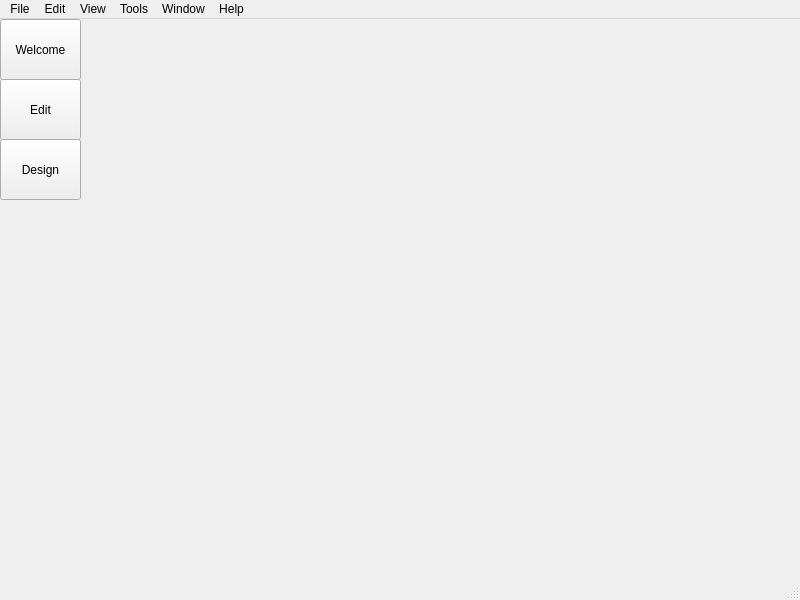
Qt form Chip/ChipTuning/mainwindow.ui (Canytr/ChipTuning) before a commit.
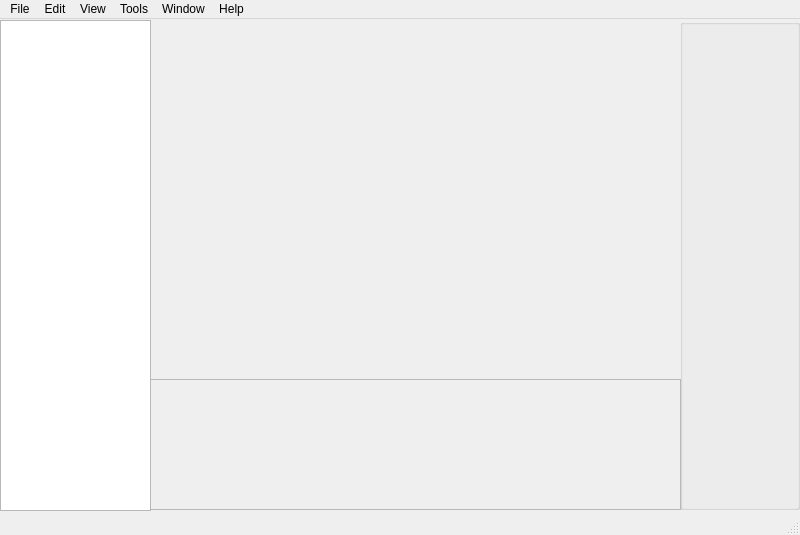
The same form after that commit.

```diff
--- a/Chip/ChipTuning/mainwindow.ui
+++ b/Chip/ChipTuning/mainwindow.ui
@@ -7,7 +7,7 @@
     <x>0</x>
     <y>0</y>
     <width>800</width>
-    <height>600</height>
+    <height>535</height>
    </rect>
   </property>
   <property name="windowTitle">
@@ -17,8 +17,8 @@
    <widget class="QStackedWidget" name="stackedWidget">
     <property name="geometry">
      <rect>
-      <x>90</x>
-      <y>60</y>
+      <x>150</x>
+      <y>0</y>
       <width>531</width>
       <height>361</height>
      </rect>
@@ -26,43 +26,50 @@
     <widget class="QWidget" name="page"/>
     <widget class="QWidget" name="page_2"/>
    </widget>
-   <widget class="QPushButton" name="pushButton">
+   <widget class="QTreeView" name="treeView">
     <property name="geometry">
      <rect>
       <x>0</x>
-      <y>0</y>
-      <width>81</width>
-      <height>61</height>
+      <y>1</y>
+      <width>151</width>
+      <height>491</height>
      </rect>
     </property>
-    <property name="text">
-     <string>Welcome</string>
-    </property>
    </widget>
-   <widget class="QPushButton" name="pushButton_2">
+   <widget class="QScrollArea" name="scrollArea">
     <property name="geometry">
      <rect>
-      <x>0</x>
-      <y>60</y>
-      <width>81</width>
-      <height>61</height>
+      <x>150</x>
+      <y>360</y>
+      <width>531</width>
+      <height>131</height>
      </rect>
     </property>
-    <property name="text">
-     <string>Edit</string>
+    <property name="widgetResizable">
+     <bool>true</bool>
     </property>
-   </widget>
-   <widget class="QPushButton" name="pushButton_3">
+    <widget class="QWidget" name="scrollAreaWidgetContents">
     <property name="geometry">
      <rect>
       <x>0</x>
-      <y>120</y>
-      <width>81</width>
-      <height>61</height>
-     </rect>
-    </property>
-    <property name="text">
-     <string>Design</string>
+       <y>0</y>
+       <width>529</width>
+       <height>129</height>
+      </rect>
+     </property>
+    </widget>
+   </widget>
+   <widget class="QGroupBox" name="groupBox">
+    <property name="geometry">
+     <rect>
+      <x>680</x>
+      <y>0</y>
+      <width>120</width>
+      <height>491</height>
+     </rect>
+    </property>
+    <property name="title">
+     <string/>
     </property>
    </widget>
   </widget>
```
Lines whose indentation alone changed are shown as unchanged.
